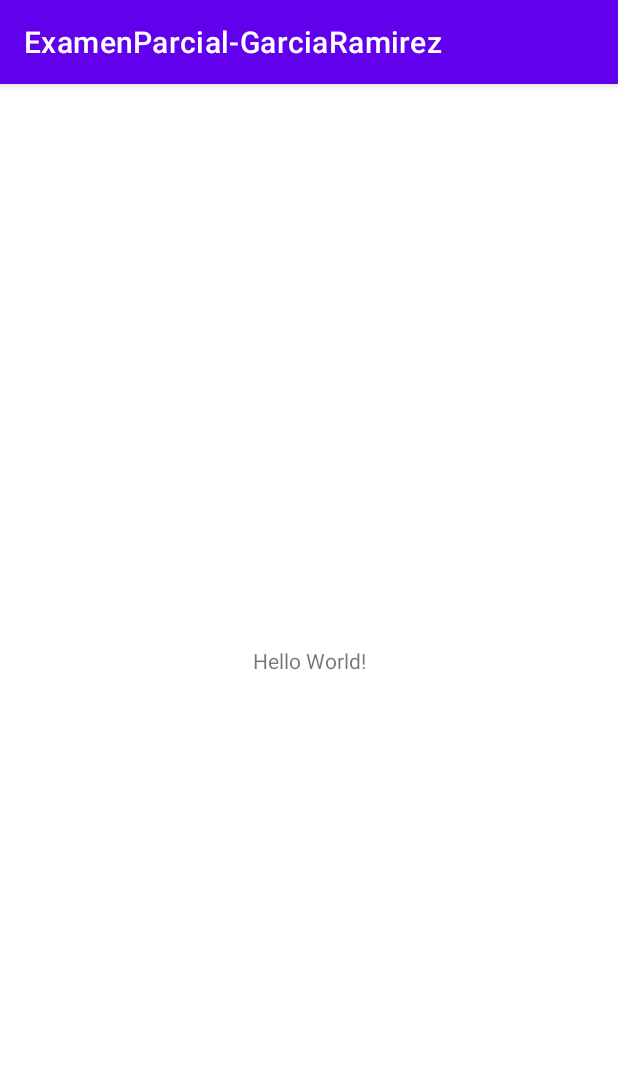
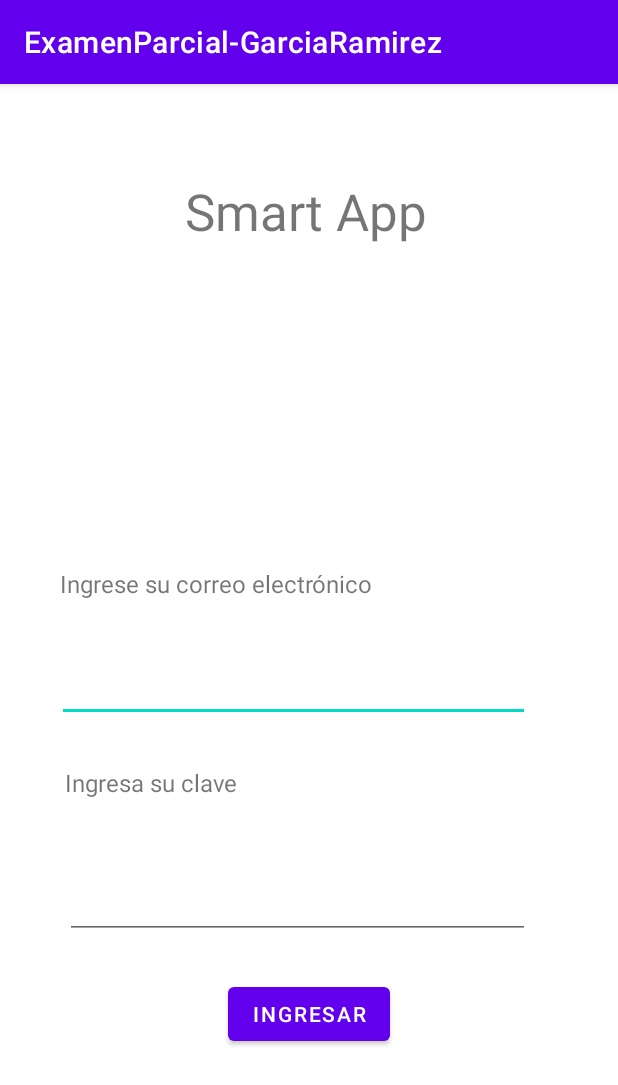
Before and after one commit to M1guel21gr/ExamenParcial-GarciaRamirez, an Android app: the screen it shows after launch (MainActivity), on a phone screen of 412 x 824 dp. Shown: the top 1085 px of the screen. Run offline under Robolectric (Android 15) with nearby library versions, the phone set to English and light mode, and no system bars.

Commit message:
Pregunta 1

```diff
--- a/app/src/main/java/com/example/examenparcial_garciaramirez/MainActivity.kt
+++ b/app/src/main/java/com/example/examenparcial_garciaramirez/MainActivity.kt
@@ -1,11 +1,33 @@
 package com.example.examenparcial_garciaramirez
 
+import android.content.Intent
 import androidx.appcompat.app.AppCompatActivity
 import android.os.Bundle
+import android.widget.Button
+import android.widget.EditText
+import android.widget.RadioButton
+import android.widget.Toast
 
 class MainActivity : AppCompatActivity() {
     override fun onCreate(savedInstanceState: Bundle?) {
         super.onCreate(savedInstanceState)
         setContentView(R.layout.activity_main)
+
+        val btnLogin: Button = findViewById(R.id.btnLogin)
+        val etEmail: EditText = findViewById(R.id.etEmail)
+        val etPassword: EditText = findViewById(R.id.etPassword)
+
+        btnLogin.setOnClickListener {
+            this.confirmar(etEmail.text.toString(), etPassword.text.toString())
+
+        }
+    }
+    private fun confirmar(PasswordValue: String, emailValue: String)
+    {
+        val intent = Intent(this, MenuActivity::class.java)
+        if (PasswordValue == "admin@smartapp.com" && emailValue == "admin123"){
+            startActivity(intent)
+        }
+
     }
 }
--- a/app/src/main/res/layout/activity_main.xml
+++ b/app/src/main/res/layout/activity_main.xml
@@ -4,15 +4,79 @@
     xmlns:tools="http://schemas.android.com/tools"
     android:layout_width="match_parent"
     android:layout_height="match_parent"
-    tools:context=".MainActivity">
+    tools:context=".LoginActivity">
 
     <TextView
-        android:layout_width="wrap_content"
-        android:layout_height="wrap_content"
-        android:text="Hello World!"
-        app:layout_constraintBottom_toBottomOf="parent"
+        android:id="@+id/textView"
+        android:layout_width="165dp"
+        android:layout_height="0dp"
+        android:layout_marginTop="62dp"
+        android:layout_marginBottom="196dp"
+        android:text="Smart App"
+        android:textSize="34sp"
+        app:layout_constraintBottom_toTopOf="@+id/textView2"
         app:layout_constraintEnd_toEndOf="parent"
         app:layout_constraintStart_toStartOf="parent"
         app:layout_constraintTop_toTopOf="parent" />
 
+    <TextView
+        android:id="@+id/textView2"
+        android:layout_width="wrap_content"
+        android:layout_height="wrap_content"
+        android:layout_marginStart="2dp"
+        android:layout_marginBottom="17dp"
+        android:text="Ingrese su correo electrónico"
+        android:textSize="16sp"
+        app:layout_constraintBottom_toTopOf="@+id/etEmail"
+        app:layout_constraintStart_toStartOf="@+id/etEmail"
+        app:layout_constraintTop_toBottomOf="@+id/textView" />
+
+    <EditText
+        android:id="@+id/etEmail"
+        android:layout_width="315dp"
+        android:layout_height="0dp"
+        android:layout_marginStart="38dp"
+        android:layout_marginBottom="29dp"
+        android:ems="10"
+        android:inputType="textEmailAddress"
+        app:layout_constraintBottom_toTopOf="@+id/textView3"
+        app:layout_constraintStart_toStartOf="parent"
+        app:layout_constraintTop_toBottomOf="@+id/textView2"
+        tools:ignore="SpeakableTextPresentCheck" />
+
+    <TextView
+        android:id="@+id/textView3"
+        android:layout_width="wrap_content"
+        android:layout_height="wrap_content"
+        android:layout_marginStart="43dp"
+        android:layout_marginBottom="29dp"
+        android:text="Ingresa su clave"
+        android:textSize="16sp"
+        app:layout_constraintBottom_toTopOf="@+id/etPassword"
+        app:layout_constraintStart_toStartOf="parent"
+        app:layout_constraintTop_toBottomOf="@+id/etEmail" />
+
+    <EditText
+        android:id="@+id/etPassword"
+        android:layout_width="0dp"
+        android:layout_height="0dp"
+        android:layout_marginBottom="26dp"
+        android:ems="10"
+        android:inputType="textPassword"
+        app:layout_constraintBottom_toTopOf="@+id/btnLogin"
+        app:layout_constraintEnd_toEndOf="@+id/etEmail"
+        app:layout_constraintStart_toStartOf="@+id/textView3"
+        app:layout_constraintTop_toBottomOf="@+id/textView3"
+        tools:ignore="SpeakableTextPresentCheck" />
+
+    <Button
+        android:id="@+id/btnLogin"
+        android:layout_width="wrap_content"
+        android:layout_height="wrap_content"
+        android:layout_marginBottom="124dp"
+        android:text="Ingresar"
+        app:layout_constraintBottom_toBottomOf="parent"
+        app:layout_constraintEnd_toEndOf="parent"
+        app:layout_constraintStart_toStartOf="parent"
+        app:layout_constraintTop_toBottomOf="@+id/etPassword" />
 </androidx.constraintlayout.widget.ConstraintLayout>
```
Also changed, not shown: app/src/main/java/com/example/examenparcial_garciaramirez/LoginActivity.kt (deleted, +0 -33 lines), app/src/main/java/com/example/examenparcial_garciaramirez/MenuActivity.kt (+14 -0 lines), app/src/main/res/layout/activity_login.xml (deleted, +0 -82 lines).
